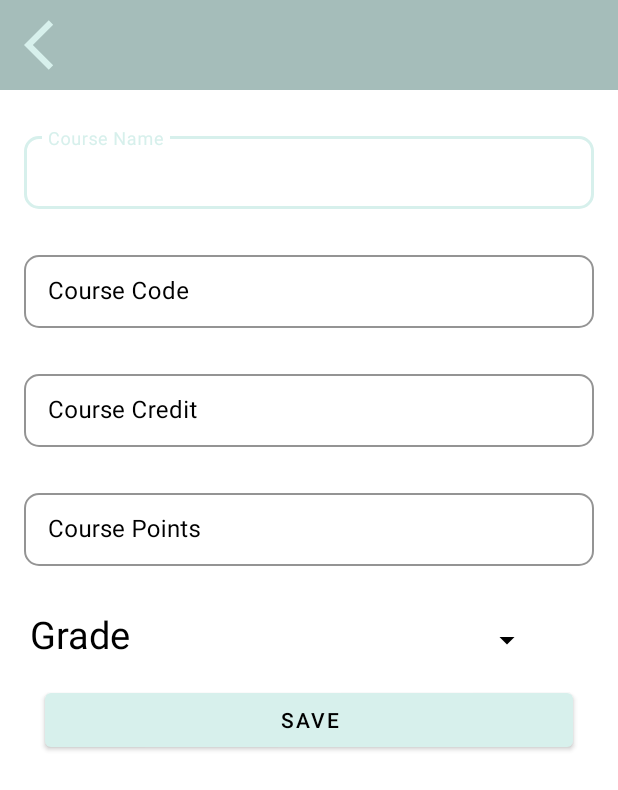
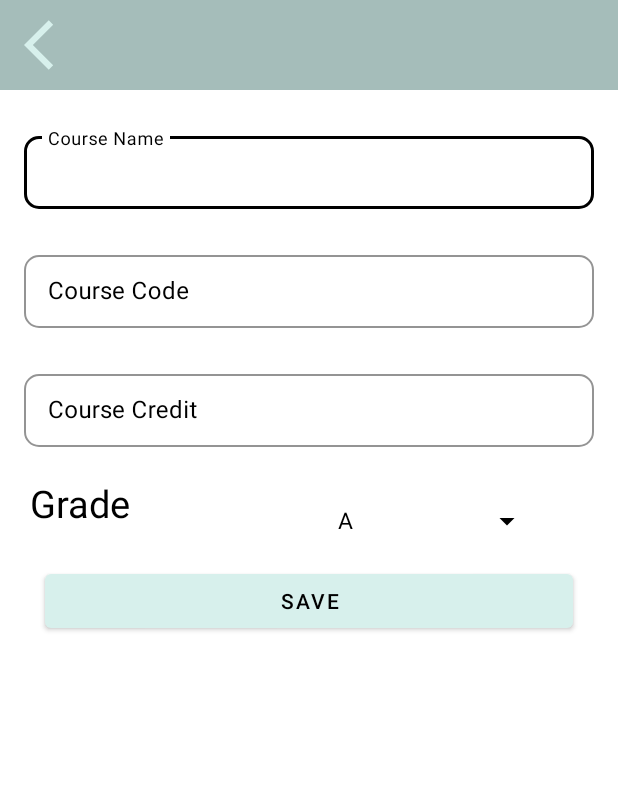
Before and after one commit to maryam2070/javaApp, an Android app: the addNewCourseActivity screen opened directly, with no data from a screen before it, after a tap on "SAVE", on a phone screen of 412 x 824 dp. Shown: the top 790 px of the screen. Run offline under Robolectric (Android 15) with nearby library versions, the phone set to English and light mode, and no system bars; 1 statement that could not run was skipped.

Commit message:
..........

```diff
--- a/app/src/main/java/com/example/aaaaaaaa/MainActivity.java
+++ b/app/src/main/java/com/example/aaaaaaaa/MainActivity.java
@@ -97,7 +97,7 @@ public class MainActivity extends AppCompatActivity implements View.OnClickListe
         {
             //////////
             Intent intent=new Intent(this,WebViewActivity.class);
-            intent.putExtra("URL","http://newportal.asu.edu.eg/science/ar/page/47/private-ads");
+            intent.putExtra("URL","https://science.asu.edu.eg/ar/page/47/private-ads");
             startActivity(intent);
         }
         if(view==btn3)
--- a/app/src/main/java/com/example/aaaaaaaa/ProjectDatabase.java
+++ b/app/src/main/java/com/example/aaaaaaaa/ProjectDatabase.java
@@ -12,7 +12,7 @@ import java.util.UUID;
 import java.util.concurrent.ExecutorService;
 import java.util.concurrent.Executors;
 
-@Database(entities = {Notfication.class,Course.class},version = 2, exportSchema = false)
+@Database(entities = {Notfication.class,Course.class},version = 3, exportSchema = false)
 public abstract class ProjectDatabase extends RoomDatabase {
     public abstract ProjectDao Dao();
 
--- a/app/src/main/java/com/example/aaaaaaaa/addNewCourseActivity.java
+++ b/app/src/main/java/com/example/aaaaaaaa/addNewCourseActivity.java
@@ -1,22 +1,15 @@
 package com.example.aaaaaaaa;
-
-import androidx.annotation.NonNull;
 import androidx.appcompat.app.AppCompatActivity;
-
-import android.app.Dialog;
 import android.content.Intent;
+import android.graphics.Color;
 import android.os.Bundle;
-import android.view.Menu;
-import android.view.MenuInflater;
-import android.view.MenuItem;
 import android.view.View;
 import android.widget.AdapterView;
 import android.widget.ArrayAdapter;
 import android.widget.Button;
 import android.widget.EditText;
-import android.widget.ImageView;
-import android.widget.NumberPicker;
 import android.widget.Spinner;
+import android.widget.TextView;
 import android.widget.Toast;
 
 public class addNewCourseActivity extends AppCompatActivity {
@@ -33,14 +26,13 @@ public class addNewCourseActivity extends AppCompatActivity {
     public static final String ExtraCourseGrades =
             "com.example.coursesregisterd.ExtraCourseGrades";
     String selectedGrade;
+    double Points;
     private EditText courseName;
     private EditText courseCode;
     private EditText courseCredit;
-    private EditText coursePoints;
 
     private Button save;
     private ProjectViewModel courseViewModel;
-    String[] Grades;
     private Spinner numberPickerGrades;
 
     @Override
@@ -51,7 +43,6 @@ public class addNewCourseActivity extends AppCompatActivity {
         courseName = findViewById(R.id.ETCourseName);
         courseCode = findViewById(R.id.ETCourseCode);
         courseCredit = findViewById(R.id.ETCourseCredit);
-        coursePoints = findViewById(R.id.ETCoursePoints);
         numberPickerGrades = findViewById(R.id.NumberPickerGrades);
         final String[] grades = new String[]{"A", "A-", "B+", "B", "C+", "C", "D", "F", "Abs", "I", "W", "Ba"};
         ArrayAdapter<String> adapter = new ArrayAdapter<String>(this, android.R.layout.simple_spinner_dropdown_item, grades);
@@ -69,10 +60,36 @@ public class addNewCourseActivity extends AppCompatActivity {
         setTitle("Add Course");
 
 
-        numberPickerGrades.setOnItemSelectedListener(new AdapterView.OnItemSelectedListener() {
+        numberPickerGrades.setOnItemSelectedListener(new AdapterView.OnItemSelectedListener(){
             @Override
             public void onItemSelected(AdapterView<?> parent, View view, int i, long id) {
+                ((TextView) parent.getChildAt(0)).setTextColor(Color.BLACK);
+                ((TextView) parent.getChildAt(0)).setTextSize(15);
                 selectedGrade = (String) parent.getItemAtPosition(i);
+                if(selectedGrade.equals("A"))
+                    Points = 4.00;
+                else if (selectedGrade.equals("A-"))
+                    Points = 3.67;
+                else if (selectedGrade.equals("B+"))
+                    Points = 3.33;
+                else if (selectedGrade.equals("B"))
+                    Points = 3.00;
+                else if (selectedGrade.equals("C+"))
+                    Points = 2.67;
+                else if (selectedGrade.equals("C"))
+                    Points = 2.33;
+                else if (selectedGrade.equals("D"))
+                    Points = 2.00;
+                else if (selectedGrade.equals("F"))
+                    Points = 0;
+                else if (selectedGrade.equals("Abs"))
+                    Points = 0;
+                else if (selectedGrade.equals("I"))
+                    Points = 0;
+                else if (selectedGrade.equals("W"))
+                    Points = 0;
+                else if (selectedGrade.equals("Ba"))
+                    Points = 0;
             }
 
             @Override
@@ -84,21 +101,18 @@ public class addNewCourseActivity extends AppCompatActivity {
     private void saveCourse() {
         String courseNameSave = courseName.getText().toString();
         String courseCodeSave = courseCode.getText().toString();
-        String courseCreditSave = courseCredit.getText().toString();
-
-        String coursePointsSave = coursePoints.getText().toString();
-
-        if (courseCodeSave.trim().isEmpty() || courseNameSave.trim().isEmpty() || courseCreditSave.trim().isEmpty()) {
+        int courseCreditSave = Integer.parseInt(courseCredit.getText().toString());
+        if (courseCodeSave.trim().isEmpty() || courseNameSave.trim().isEmpty() ) {
             Toast.makeText(this, "Please Enter Values", Toast.LENGTH_LONG);
             return;
         }
 
         Intent data = new Intent();
         data.putExtra(ExtraCourseName, courseNameSave);
-        data.putExtra(ExtraCourseGrades, selectedGrade);
+        data.putExtra(ExtraCourseGrades,selectedGrade);
         data.putExtra(ExtraCourseCode, courseCodeSave);
         data.putExtra(ExtraCourseCredit, courseCreditSave);
-        data.putExtra(ExtraCoursePoints, coursePointsSave);
+        data.putExtra(ExtraCoursePoints, courseCreditSave*Points);
 
         System.out.println("sssssssssss"+selectedGrade);
         setResult(RESULT_OK, data);
--- a/app/src/main/res/layout/activity_add_new_course.xml
+++ b/app/src/main/res/layout/activity_add_new_course.xml
@@ -36,8 +36,9 @@
         android:layout_marginTop="25dp"
         android:layout_marginEnd="16dp"
         android:hint="Course Name"
-        app:boxStrokeColor="@color/primary_color"
+        app:boxStrokeColor="@color/black"
         android:textColorHint="@color/black"
+        app:hintTextColor="@color/black"
         app:layout_constraintEnd_toEndOf="parent"
         app:layout_constraintStart_toStartOf="parent">
 
@@ -59,8 +60,9 @@
         android:layout_marginTop="25dp"
         android:layout_marginEnd="16dp"
         android:hint="Course Code"
+        app:boxStrokeColor="@color/black"
         android:textColorHint="@color/black"
-        app:boxStrokeColor="@color/primary_color"
+        app:hintTextColor="@color/black"
         style="@style/outlineBorderTextInputs"
         app:layout_constraintEnd_toEndOf="parent"
         app:layout_constraintStart_toStartOf="parent">
@@ -83,8 +85,9 @@
         android:layout_marginTop="25dp"
         android:layout_marginEnd="16dp"
         android:hint="Course Credit"
+        app:boxStrokeColor="@color/black"
         android:textColorHint="@color/black"
-        app:boxStrokeColor="@color/primary_color"
+        app:hintTextColor="@color/black"
         style="@style/outlineBorderTextInputs"
         app:layout_constraintEnd_toEndOf="parent"
         app:layout_constraintStart_toStartOf="parent">
@@ -99,29 +102,6 @@
             android:textColor="@color/black" />
     </com.google.android.material.textfield.TextInputLayout>
 
-    <com.google.android.material.textfield.TextInputLayout
-        android:id="@+id/TLCoursePoints"
-        android:layout_width="match_parent"
-        android:layout_height="wrap_content"
-        android:layout_marginStart="16dp"
-        android:layout_marginTop="25dp"
-        android:layout_marginEnd="16dp"
-        android:hint="Course Points"
-        android:textColorHint="@color/black"
-        app:boxStrokeColor="@color/primary_color"
-        style="@style/outlineBorderTextInputs"
-        app:layout_constraintEnd_toEndOf="parent"
-        app:layout_constraintStart_toStartOf="parent">
-
-        <com.google.android.material.textfield.TextInputEditText
-            android:id="@+id/ETCoursePoints"
-            android:layout_width="match_parent"
-            android:layout_height="wrap_content"
-            android:inputType="text"
-            android:singleLine="true"
-
-            android:textColor="@color/black" />
-    </com.google.android.material.textfield.TextInputLayout>
 
 
     <GridLayout
```
Also changed, not shown: app/src/main/java/com/example/aaaaaaaa/Course.java (+8 -7 lines), app/src/main/java/com/example/aaaaaaaa/CoursesActivity.java (+27 -4 lines), app/src/main/res/layout/activity_courses.xml (+5 -2 lines), app/src/main/res/layout/activity_gpa_calculator.xml (+12 -4 lines), app/src/main/res/layout/course_item.xml (+7 -11 lines), app/src/main/res/layout/course_view.xml (+21 -23 lines).
